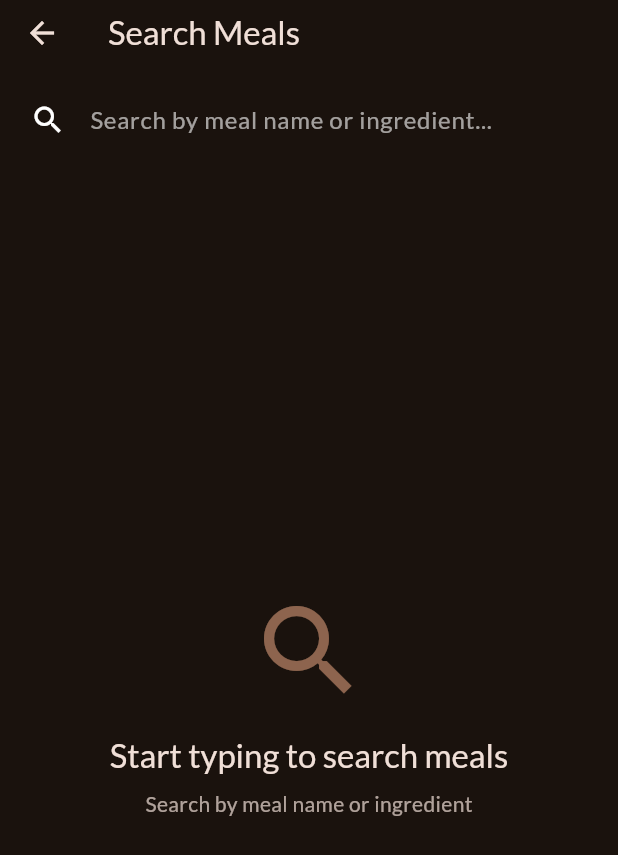
After one commit to RyanStoffel/meals, a Flutter app: the SearchScreen screen opened directly, on a phone screen of 412 x 824 dp. The commit adds this screen. Shown: the top 855 px of the screen. Run offline on Flutter 3.47's test engine with Material 3 defaults, Android fonts, the phone set to English and light mode, and no system bars; our stand-ins replace flutter_riverpod, google_fonts, transparent_image.

Commit message:
Add search feature (Level 7 upgrade)

```diff
--- /dev/null
+++ b/lib/screens/search.dart
@@ -0,0 +1,229 @@
+import 'package:flutter/material.dart';
+import 'package:flutter_riverpod/flutter_riverpod.dart';
+import 'package:meals/models/meal.dart';
+import 'package:meals/providers/filters_provider.dart';
+import 'package:meals/screens/filters.dart';
+import 'package:meals/screens/meal_details.dart';
+import 'package:meals/widgets/meal_item.dart';
+
+class SearchScreen extends ConsumerStatefulWidget {
+  const SearchScreen({super.key});
+
+  @override
+  ConsumerState<SearchScreen> createState() => _SearchScreenState();
+}
+
+class _SearchScreenState extends ConsumerState<SearchScreen> {
+  final TextEditingController _searchController = TextEditingController();
+  String _searchQuery = '';
+
+  @override
+  void initState() {
+    super.initState();
+    _searchController.addListener(() {
+      setState(() {
+        _searchQuery = _searchController.text;
+      });
+    });
+  }
+
+  @override
+  void dispose() {
+    _searchController.dispose();
+    super.dispose();
+  }
+
+  List<Meal> _getFilteredMeals() {
+    final availableMeals = ref.watch(filteredMealsProvider);
+    if (_searchQuery.isEmpty) {
+      return availableMeals;
+    }
+
+    return availableMeals.where((meal) {
+      final titleMatch = meal.title.toLowerCase().contains(_searchQuery);
+      final ingredientMatch = meal.ingredients.any(
+        (ingredient) => ingredient.toLowerCase().contains(_searchQuery),
+      );
+      return titleMatch || ingredientMatch;
+    }).toList();
+  }
+
+  void _selectMeal(BuildContext context, Meal meal) {
+    Navigator.of(context).push(
+      MaterialPageRoute(
+        builder: (ctx) => MealDetailsScreen(
+          meal: meal,
+        ),
+      ),
+    );
+  }
+
+  @override
+  Widget build(BuildContext context) {
+    final filteredMeals = _getFilteredMeals();
+    final activeFilters = ref.watch(filtersProvider);
+
+    final activeFiltersCount = activeFilters.values.where((isActive) => isActive).length;
+
+    return Scaffold(
+      appBar: AppBar(
+        title: const Text('Search Meals'),
+        bottom: PreferredSize(
+          preferredSize: const Size.fromHeight(60),
+          child: Padding(
+            padding: const EdgeInsets.all(8.0),
+            child: TextField(
+              controller: _searchController,
+              style: const TextStyle(color: Colors.white), // Add this line!
+              decoration: InputDecoration(
+                hintText: 'Search by meal name or ingredient...',
+                hintStyle: TextStyle(
+                  color: Colors.white.withOpacity(0.6), // Optional: style the hint text too
+                ),
+                prefixIcon: const Icon(Icons.search, color: Colors.white), // Optional: white icon
+                suffixIcon: _searchQuery.isNotEmpty
+                    ? IconButton(
+                        icon: const Icon(Icons.clear, color: Colors.white), // Optional: white clear icon
+                        onPressed: () {
+                          _searchController.clear();
+                        },
+                      )
+                    : null,
+                filled: true,
+                fillColor: Theme.of(context).colorScheme.surface,
+                border: OutlineInputBorder(
+                  borderRadius: BorderRadius.circular(30),
+                  borderSide: BorderSide.none,
+                ),
+              ),
+            ),
+          ),
+        ),
+      ),
+      body: Column(
+        children: [
+          if (activeFiltersCount > 0)
+            Container(
+              width: double.infinity,
+              padding: const EdgeInsets.symmetric(horizontal: 16, vertical: 8),
+              color: Theme.of(context).colorScheme.primaryContainer,
+              child: Row(children: [
+                Icon(
+                  Icons.filter_alt,
+                  size: 18,
+                  color: Theme.of(context).colorScheme.primaryContainer,
+                ),
+                const SizedBox(width: 8,),
+                Text(
+                  '$activeFiltersCount dietary filter(s) active',
+                  style: Theme.of(context).textTheme.bodySmall?.copyWith(
+                    color: Theme.of(context).colorScheme.onPrimaryContainer,
+                  ),
+                ),
+                const Spacer(),
+                TextButton(
+                    onPressed: () {
+                      Navigator.of(context).push(
+                        MaterialPageRoute(
+                          builder: (ctx) => const FiltersScreen(),
+                        ),
+                      );
+                    },
+                    child: const Text('Manage Filters'),
+                  ),
+              ],
+              )
+            ),
+            Expanded(
+              child: _buildResultsWidget(filteredMeals),
+            ),
+        ],
+      ),
+    );
+  }
+
+  Widget _buildResultsWidget(List<Meal> meals) {
+    if (_searchQuery.isEmpty) {
+      return Center(
+        child: Column(
+          mainAxisAlignment: MainAxisAlignment.center,
+          children: [
+            Icon(
+              Icons.search,
+              size: 80,
+              color: Theme.of(context).colorScheme.primary.withOpacity(0.5),
+            ),
+            const SizedBox(height: 16,),
+            Text(
+              'Start typing to search meals',
+              style: Theme.of(context).textTheme.titleLarge?.copyWith(
+                color: Theme.of(context).colorScheme.onBackground,
+              ),
+            ),
+            const SizedBox(height: 8,),
+            Text(
+              'Search by meal name or ingredient',
+              style: Theme.of(context).textTheme.bodyMedium?.copyWith(
+                color: Theme.of(context).colorScheme.onBackground.withOpacity(0.7),
+              ),
+            )
+          ],
+        ),
+      );
+    }
+    // Show no results message
+    if (meals.isEmpty) {
+      return Center(
+        child: Column(
+          mainAxisAlignment: MainAxisAlignment.center,
+          children: [
+            Icon(
+              Icons.search_off,
+              size: 80,
+              color: Theme.of(context).colorScheme.primary.withOpacity(0.5),
+            ),
+            const SizedBox(height: 16),
+            Text(
+              'No meals found',
+              style: Theme.of(context).textTheme.titleLarge?.copyWith(
+                    color: Theme.of(context).colorScheme.onBackground,
+                  ),
+            ),
+            const SizedBox(height: 8),
+            Text(
+              'Try a different search term',
+              style: Theme.of(context).textTheme.bodyMedium?.copyWith(
+                    color: Theme.of(context).colorScheme.onBackground.withOpacity(0.7),
+                  ),
+            ),
+          ],
+        ),
+      );
+    }
+
+    return Column(
+      crossAxisAlignment: CrossAxisAlignment.start,
+      children: [
+        Padding(
+          padding: const EdgeInsets.all(16.0),
+          child: Text(
+            'Found ${meals.length} meal${meals.length == 1 ? '' : 's'}',
+            style: Theme.of(context).textTheme.titleMedium?.copyWith(
+                  color: Theme.of(context).colorScheme.onBackground,
+                  fontWeight: FontWeight.bold,
+                ),
+          ),
+        ),
+        Expanded(
+          child: ListView.builder(
+            itemCount: meals.length,
+            itemBuilder: (ctx, index) => MealItem(
+              meal: meals[index],
+              onSelectMeal: (meal) => _selectMeal(context, meal),
+            ),
+          ),
+        ),
+      ],
+    );
+  }
+}
--- a/lib/screens/tabs.dart
+++ b/lib/screens/tabs.dart
@@ -4,6 +4,7 @@ import 'package:flutter_riverpod/flutter_riverpod.dart';
 import 'package:meals/screens/categories.dart';
 import 'package:meals/screens/filters.dart';
 import 'package:meals/screens/meals.dart';
+import 'package:meals/screens/search.dart';
 import 'package:meals/widgets/main_drawer.dart';
 import 'package:meals/providers/favorites_provider.dart';
 import 'package:meals/providers/filters_provider.dart';
@@ -41,6 +42,12 @@ class _TabsScreenState extends ConsumerState<TabsScreen> {
           builder: (ctx) => const FiltersScreen(),
         ),
       );
+    } else if (identifier == 'search') {
+      await Navigator.of(context).push(
+        MaterialPageRoute(
+          builder: (ctx) => const SearchScreen(),
+        ),
+      );
     }
   }
 
@@ -64,6 +71,19 @@ class _TabsScreenState extends ConsumerState<TabsScreen> {
     return Scaffold(
       appBar: AppBar(
         title: Text(activePageTitle),
+        actions: [
+          IconButton(
+            icon: const Icon(Icons.search),
+            onPressed: () {
+              Navigator.of(context).push(
+                MaterialPageRoute(
+                  builder: (ctx) => const SearchScreen(),
+                ),
+              );
+            },
+            tooltip: 'Search Meals',
+          ),
+        ],
       ),
       drawer: MainDrawer(
         onSelectScreen: _setScreen,
--- a/lib/widgets/main_drawer.dart
+++ b/lib/widgets/main_drawer.dart
@@ -61,6 +61,23 @@ class MainDrawer extends StatelessWidget {
           ),
           ListTile(
             leading: Icon(
+              Icons.search,
+              size: 26,
+              color: Theme.of(context).colorScheme.onBackground,
+            ),
+            title: Text(
+              'Search',
+              style: Theme.of(context).textTheme.titleSmall!.copyWith(
+                    color: Theme.of(context).colorScheme.onBackground,
+                    fontSize: 24,
+                  ),
+            ),
+            onTap: () {
+              onSelectScreen('search');
+            },
+          ),
+          ListTile(
+            leading: Icon(
               Icons.settings,
               size: 26,
               color: Theme.of(context).colorScheme.onBackground,
--- a/pubspec.yaml
+++ b/pubspec.yaml
@@ -30,6 +30,7 @@ environment:
 dependencies:
   flutter:
     sdk: flutter
+  firebase_core: ^4.2.0
 
 
   # The following adds the Cupertino Icons font to your application.
@@ -38,6 +39,7 @@ dependencies:
   google_fonts: ^4.0.3
   transparent_image: ^2.0.1
   flutter_riverpod: ^3.0.3
+  firebase_auth: ^6.1.1
 
 dev_dependencies:
   flutter_test:
```
Also changed, not shown: pubspec.lock, 3 other files.
